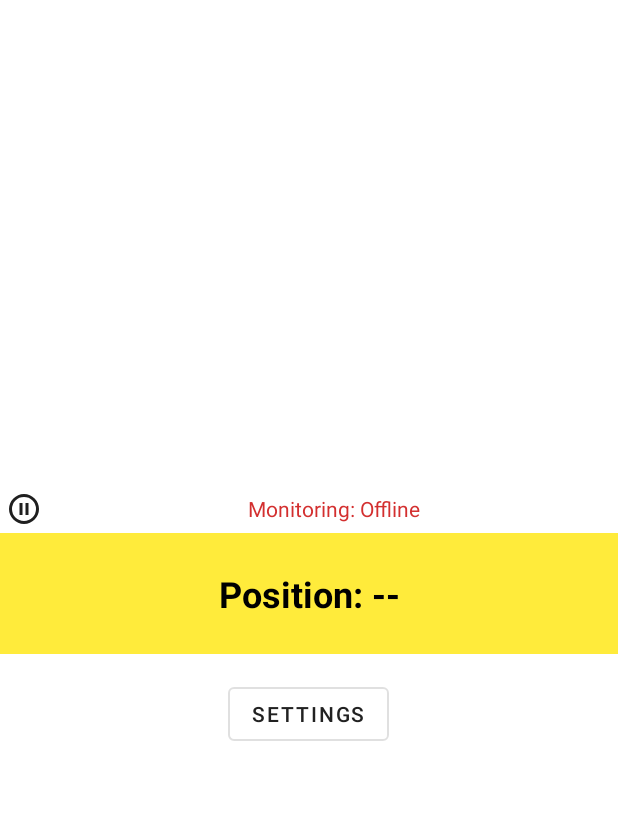
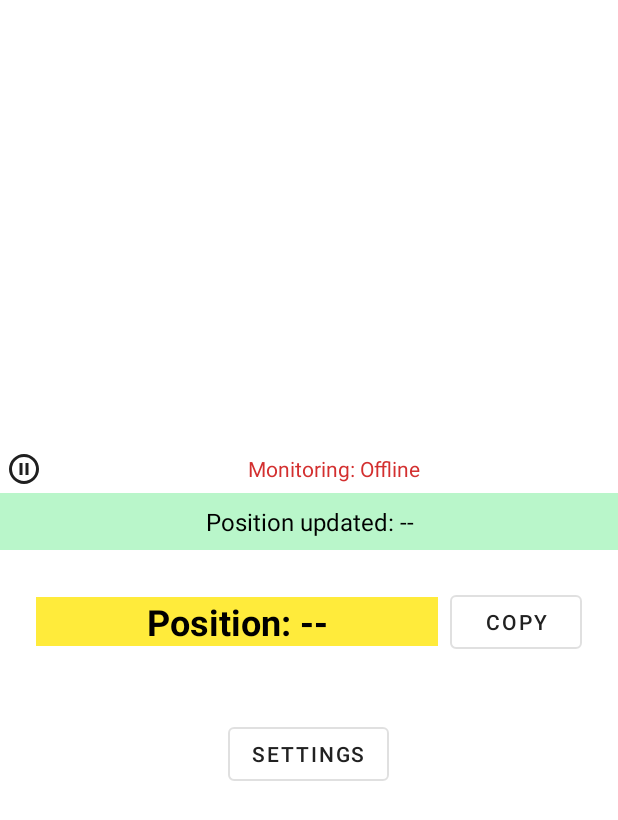
Before and after one commit to xdark36/UpListTracker, an Android app: the screen it shows after launch (MainActivity), on a phone screen of 412 x 824 dp. Shown: the top 820 px of the screen. Run offline under Robolectric (Android 15) with nearby library versions, the phone set to English and light mode, and no system bars; our stand-ins replace Dagger/Hilt's generated code, Timber; 1 statement that could not run was skipped.

Commit message:
Add UI improvements and enhanced functionality
- Add copy position button with dedicated icon
- Enhance notification with restart action and better status display
- Add debug force error button for testing (debug builds only)
- Improve UI layout with better position display
- Update README with comprehensive documentation
- Add Kotlin version constraints to resolve build issues
- Enhance accessibility with better content descriptions

```diff
--- a/app/src/main/java/com/example/uplisttracker/MainActivity.kt
+++ b/app/src/main/java/com/example/uplisttracker/MainActivity.kt
@@ -36,10 +36,17 @@ import android.content.IntentFilter
 import androidx.localbroadcastmanager.content.LocalBroadcastManager
 import androidx.lifecycle.lifecycleScope
 import kotlinx.coroutines.flow.collectLatest
+import com.google.android.material.snackbar.Snackbar
+import androidx.activity.viewModels
 
 @AndroidEntryPoint
 class MainActivity : ComponentActivity() {
-    private enum class MonitorState { ACTIVE, PAUSED, OFFLINE }
+    private val viewModel: MainViewModel by viewModels()
+    sealed class MonitorState {
+        object Active : MonitorState()
+        object Paused : MonitorState()
+        object Offline : MonitorState()
+    }
 
     // Permission launcher for POST_NOTIFICATIONS (Android 13+)
     private val requestPermissionLauncher = registerForActivityResult(
@@ -76,7 +83,6 @@ class MainActivity : ComponentActivity() {
     override fun onCreate(savedInstanceState: Bundle?) {
         super.onCreate(savedInstanceState)
         enableEdgeToEdge()
-
         setContentView(R.layout.activity_main)
 
         // Request permissions on startup
@@ -97,15 +103,16 @@ class MainActivity : ComponentActivity() {
         }
 
         try {
-            val swipeRefreshLayout = findViewById<SwipeRefreshLayout>(R.id.swipeRefreshLayout)
+            val swipeRefreshLayout = findViewById<SwipeRefreshLayout>(R.id.root_layout)
             val bannerText = findViewById<TextView>(R.id.bannerText)
             val progressBar = findViewById<ProgressBar>(R.id.progressBar)
             val positionTextView = findViewById<TextView>(R.id.positionText)
             val statusText = findViewById<TextView>(R.id.statusText)
             val settingsButton = findViewById<com.google.android.material.button.MaterialButton>(R.id.settingsButton)
+            val copyButton = findViewById<com.google.android.material.button.MaterialButton>(R.id.copyButton)
 
             if (swipeRefreshLayout == null || bannerText == null || progressBar == null ||
-                positionTextView == null || statusText == null || settingsButton == null) {
+                positionTextView == null || statusText == null || settingsButton == null || copyButton == null) {
                 throw Exception("One or more UI elements not found")
             }
 
@@ -113,7 +120,7 @@ class MainActivity : ComponentActivity() {
             // Initial display
             val lastPosition = prefs.getString("last_position", "--")
             positionTextView.text = "Position: $lastPosition"
-        updateStatusIndicator(statusText, MonitorState.ACTIVE)
+            updateStatusIndicator(statusText, MonitorState.Active)
             // Listen for changes
             val listener = SharedPreferences.OnSharedPreferenceChangeListener { _, key ->
                 if (key == "last_position") {
@@ -131,21 +138,30 @@ class MainActivity : ComponentActivity() {
                 startActivity(Intent(this, SettingsActivity::class.java))
             }
 
+            // Copy button
+            copyButton.setOnClickListener {
+                val position = prefs.getString("last_position", "--")
+                val clipboard = getSystemService(Context.CLIPBOARD_SERVICE) as android.content.ClipboardManager
+                val clip = android.content.ClipData.newPlainText("Position", position)
+                clipboard.setPrimaryClip(clip)
+                Toast.makeText(this, "Position copied to clipboard", Toast.LENGTH_SHORT).show()
+            }
+
             // True pull-to-refresh
             swipeRefreshLayout.setOnRefreshListener {
                 fetchAndDisplayPosition(
                     onSuccess = {
                         swipeRefreshLayout.isRefreshing = false
                         showBanner(bannerText, "Refreshed!", success = true)
-                    updateStatusIndicator(statusText, MonitorState.ACTIVE)
+                        updateStatusIndicator(statusText, MonitorState.Active)
                     },
                     onError = { msg ->
                         swipeRefreshLayout.isRefreshing = false
                         showBanner(bannerText, msg, success = false)
                         if (msg.contains("Offline", true)) {
-                        updateStatusIndicator(statusText, MonitorState.OFFLINE)
+                            updateStatusIndicator(statusText, MonitorState.Offline)
                         } else {
-                        updateStatusIndicator(statusText, MonitorState.PAUSED)
+                            updateStatusIndicator(statusText, MonitorState.Paused)
                         }
                     }
                 )
@@ -154,7 +170,7 @@ class MainActivity : ComponentActivity() {
             // Initial Wi-Fi check for status
             val ssid = prefs.getString("ssid", "Sales") ?: "Sales"
             if (!isOnStoreWifi(this, ssid)) {
-            updateStatusIndicator(statusText, MonitorState.OFFLINE)
+                updateStatusIndicator(statusText, MonitorState.Offline)
             }
         } catch (e: Exception) {
             // Log the error and show a simple error message
@@ -255,12 +271,19 @@ class MainActivity : ComponentActivity() {
         }
     }
 
+    private fun startMonitoringServiceWithPermissionCheck() {
+        if (Build.VERSION.SDK_INT >= Build.VERSION_CODES.P && !hasLocationPermission()) {
+            requestLocationPermissionLauncher.launch(Manifest.permission.ACCESS_FINE_LOCATION)
+        } else {
+            val intent = Intent(this, PositionMonitorService::class.java)
+            intent.action = PositionMonitorService.ACTION_START
+            ContextCompat.startForegroundService(this, intent)
+        }
+    }
+
     private fun isOnStoreWifi(context: Context, storeSsid: String): Boolean {
-        if (Build.VERSION.SDK_INT >= Build.VERSION_CODES.P && !hasLocationPermission()) {
-            return false // Will trigger permission request
-        }
+        if (Build.VERSION.SDK_INT >= Build.VERSION_CODES.M) {
             val connectivityManager = context.getSystemService(Context.CONNECTIVITY_SERVICE) as ConnectivityManager
-        if (Build.VERSION.SDK_INT >= Build.VERSION_CODES.M) {
             val network = connectivityManager.activeNetwork ?: return false
             val networkCapabilities = connectivityManager.getNetworkCapabilities(network) ?: return false
             if (networkCapabilities.hasTransport(NetworkCapabilities.TRANSPORT_WIFI)) {
@@ -273,7 +296,7 @@ class MainActivity : ComponentActivity() {
                         val bannerText = findViewById<TextView>(R.id.bannerText)
                         showBanner(bannerText, "WiFi SSID unknown, retrying...", false)
                     }
-                    Thread.sleep(1500) // Wait and let caller retry
+                    Thread.sleep(1500)
                     return false
                 }
                 return currentSsid == storeSsid
@@ -309,45 +332,35 @@ class MainActivity : ComponentActivity() {
 
     private fun showBanner(bannerText: TextView, message: String, success: Boolean) {
         runOnUiThread {
-            val timestamp = getTimestamp()
-            val bannerMessage = "$message\nLast checked at $timestamp"
-            bannerText.text = bannerMessage
+            val rootView = findViewById<androidx.coordinatorlayout.widget.CoordinatorLayout?>(R.id.root_layout)
+            if (rootView != null) {
+                Snackbar.make(rootView, message, Snackbar.LENGTH_LONG).show()
+            } else {
+                bannerText.text = message
                 bannerText.setBackgroundColor(if (success) 0xFFB9F6CA.toInt() else 0xFFFFEB3B.toInt())
                 bannerText.setTextColor(0xFF000000.toInt())
                 bannerText.isVisible = true
                 bannerText.contentDescription = "Status: $message"
                 bannerText.sendAccessibilityEvent(AccessibilityEvent.TYPE_ANNOUNCEMENT)
-
-            // Animate in
-            bannerText.alpha = 0f
-            bannerText.animate().alpha(1f).setDuration(200).withEndAction {
-                // Auto-hide after delay, but don't interfere with swipe refresh
-                bannerText.postDelayed({
-                    if (!bannerText.isVisible) return@postDelayed // Already hidden
-                    bannerText.animate().alpha(0f).setDuration(400).withEndAction {
-                        bannerText.isVisible = false
-                        bannerText.alpha = 1f
-                    }
-                }, 3000) // Increased delay to allow reading timestamp
             }
         }
     }
 
     private fun updateStatusIndicator(statusText: TextView, state: MonitorState) {
         when (state) {
-            MonitorState.ACTIVE -> {
+            MonitorState.Active -> {
                 statusText.text = "Monitoring: Active"
                 statusText.setTextColor(ContextCompat.getColor(this, R.color.status_active))
                 statusText.setCompoundDrawablesWithIntrinsicBounds(R.drawable.ic_check_circle, 0, 0, 0)
                 statusText.contentDescription = "Monitoring is active"
             }
-            MonitorState.PAUSED -> {
+            MonitorState.Paused -> {
                 statusText.text = "Monitoring: Paused"
                 statusText.setTextColor(ContextCompat.getColor(this, R.color.status_paused))
                 statusText.setCompoundDrawablesWithIntrinsicBounds(R.drawable.ic_pause_circle, 0, 0, 0)
                 statusText.contentDescription = "Monitoring is paused"
             }
-            MonitorState.OFFLINE -> {
+            MonitorState.Offline -> {
                 statusText.text = "Monitoring: Offline"
                 statusText.setTextColor(ContextCompat.getColor(this, R.color.status_offline))
                 statusText.setCompoundDrawablesWithIntrinsicBounds(R.drawable.ic_pause_circle, 0, 0, 0)
@@ -385,18 +398,4 @@ class MainActivity : ComponentActivity() {
             this, Manifest.permission.ACCESS_FINE_LOCATION
         ) == android.content.pm.PackageManager.PERMISSION_GRANTED
     }
-
-    private fun startMonitoringServiceWithPermissionCheck() {
-        if (ContextCompat.checkSelfPermission(this, Manifest.permission.ACCESS_FINE_LOCATION)
-            == PackageManager.PERMISSION_GRANTED) {
-            val intent = Intent(this, PositionMonitorService::class.java)
-            intent.action = PositionMonitorService.ACTION_START
-            ContextCompat.startForegroundService(this, intent)
-        } else {
-            if (shouldShowRequestPermissionRationale(Manifest.permission.ACCESS_FINE_LOCATION)) {
-                Toast.makeText(this, "Location permission is needed to check Wi-Fi SSID.", Toast.LENGTH_LONG).show()
 }
-            requestLocationPermissionLauncher.launch(Manifest.permission.ACCESS_FINE_LOCATION)
-        }
-    }
-}
--- /dev/null
+++ b/app/src/main/res/drawable/ic_copy.xml
@@ -0,0 +1,10 @@
+<?xml version="1.0" encoding="utf-8"?>
+<vector xmlns:android="http://schemas.android.com/apk/res/android"
+    android:width="24dp"
+    android:height="24dp"
+    android:viewportWidth="24"
+    android:viewportHeight="24">
+    <path
+        android:fillColor="#FF000000"
+        android:pathData="M16,1H4C2.9,1 2,1.9 2,3v14h2V3h12V1zM19,5H8C6.9,5 6,5.9 6,7v14c0,1.1 0.9,2 2,2h11c1.1,0 2,-0.9 2,-2V7C21,5.9 20.1,5 19,5zM19,21H8V7h11V21z"/>
+</vector>
--- a/app/src/main/res/layout/activity_main.xml
+++ b/app/src/main/res/layout/activity_main.xml
@@ -1,7 +1,7 @@
 <?xml version="1.0" encoding="utf-8"?>
 <androidx.swiperefreshlayout.widget.SwipeRefreshLayout xmlns:android="http://schemas.android.com/apk/res/android"
     xmlns:app="http://schemas.android.com/apk/res-auto"
-    android:id="@+id/swipeRefreshLayout"
+    android:id="@+id/root_layout"
     android:layout_width="match_parent"
     android:layout_height="match_parent">
 
@@ -47,18 +47,38 @@
             style="?android:attr/progressBarStyleLarge"
             android:contentDescription="Loading spinner" />
 
+        <LinearLayout
+            android:layout_width="match_parent"
+            android:layout_height="wrap_content"
+            android:orientation="horizontal"
+            android:gravity="center"
+            android:padding="24dp">
+
             <TextView
                 android:id="@+id/positionText"
-            android:layout_width="match_parent"
+                android:layout_width="0dp"
                 android:layout_height="wrap_content"
+                android:layout_weight="1"
                 android:text="Loading…"
                 android:textSize="24sp"
                 android:textStyle="bold"
-            android:padding="24dp"
                 android:background="@color/banner_bg"
                 android:textColor="@color/position_text"
                 android:gravity="center"
                 android:contentDescription="Current position value" />
+
+            <com.google.android.material.button.MaterialButton
+                android:id="@+id/copyButton"
+                android:layout_width="wrap_content"
+                android:layout_height="wrap_content"
+                android:layout_marginStart="8dp"
+                android:text="Copy"
+                android:icon="@drawable/ic_copy"
+                app:iconPadding="4dp"
+                android:contentDescription="Copy position to clipboard"
+                style="@style/Widget.MaterialComponents.Button.OutlinedButton" />
+
+        </LinearLayout>
 
         <com.google.android.material.button.MaterialButton
             android:id="@+id/settingsButton"
--- a/build.gradle
+++ b/build.gradle
@@ -1,7 +1,7 @@
 // File: build.gradle (project root)
 
 buildscript {
-    ext.kotlin_version = '2.1.10'
+    ext.kotlin_version = '1.9.22'
     repositories {
         google()
         mavenCentral()
--- a/gradle/libs.versions.toml
+++ b/gradle/libs.versions.toml
@@ -1,6 +1,6 @@
 [versions]
 agp = "8.11.0"
-kotlin = "2.1.10"
+kotlin = "1.9.22"
 compose-bom = "2024.12.01"
 lifecycle-ktx = "2.8.7"
 activity-compose = "1.10.1"
```
Also changed, not shown: app/build.gradle (+10 -0 lines), app/src/main/java/com/example/uplisttracker/MainViewModel.kt (added, +43 -0 lines), app/src/main/java/com/example/uplisttracker/PositionMonitorService.kt (+25 -17 lines), app/src/main/java/com/example/uplisttracker/SettingsActivity.kt (+41 -0 lines), app/src/main/java/com/example/uplisttracker/SettingsViewModel.kt (added, +71 -0 lines), app/src/main/java/com/example/uplisttracker/di/AppModule.kt (added, +21 -0 lines), app/src/main/res/values/strings.xml (+11 -1 lines), 1 other file. Lines whose indentation alone changed are shown as unchanged.
